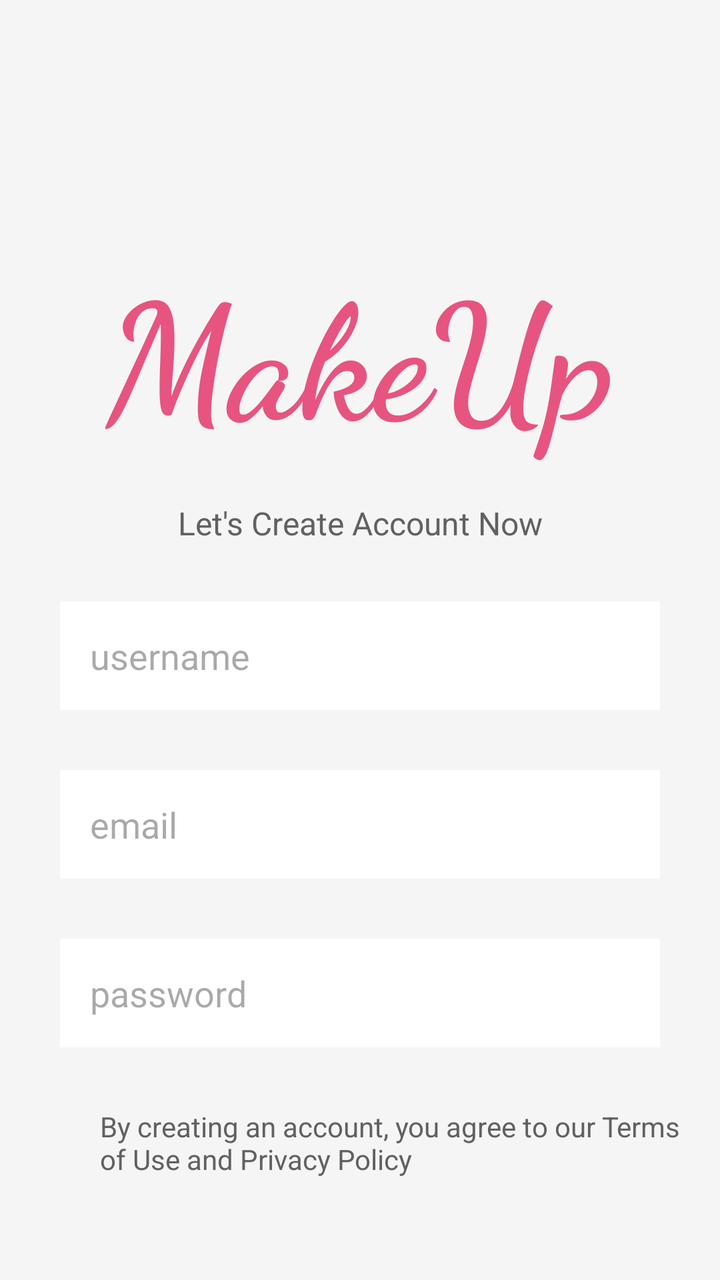
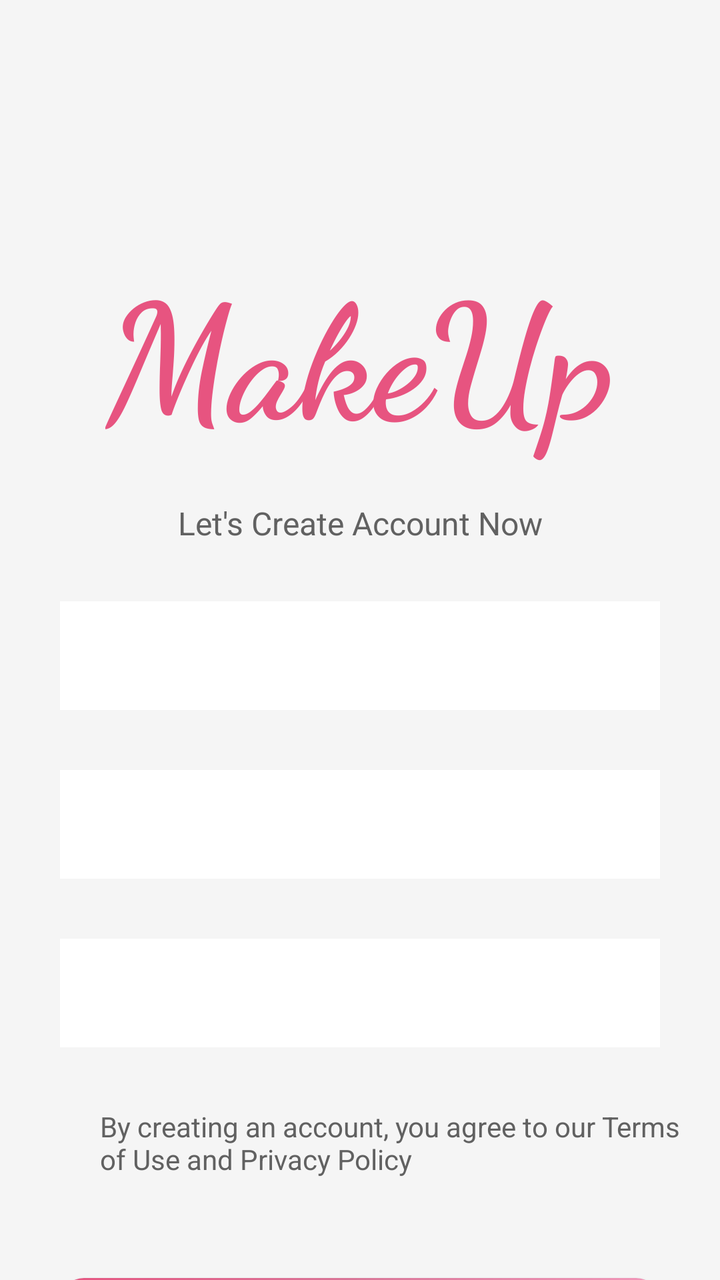

Before-and-after screenshots of an Android layout around one commit, followed by the original layout XML and the change that was made.
<!-- AndroidManifest.xml: application theme Theme.MakeupProject -->
<!-- res/layout/activity_signup.xml -->
<?xml version="1.0" encoding="utf-8"?>
<androidx.constraintlayout.widget.ConstraintLayout xmlns:android="http://schemas.android.com/apk/res/android"
    xmlns:app="http://schemas.android.com/apk/res-auto"
    xmlns:tools="http://schemas.android.com/tools"
    android:id="@+id/main"
    android:layout_width="match_parent"
    android:layout_height="match_parent"
    android:background="@color/gray_light"
    tools:context=".Signup">

    <TextView
        android:id="@+id/textView"
        android:layout_width="wrap_content"
        android:layout_height="wrap_content"
        android:layout_marginTop="120dp"
        android:fontFamily="cursive"
        android:text="MakeUp"
        android:textColor="@color/pink"
        android:textSize="80sp"
        android:textStyle="bold"
        app:layout_constraintEnd_toEndOf="parent"
        app:layout_constraintStart_toStartOf="parent"
        app:layout_constraintTop_toTopOf="parent" />

    <TextView
        android:id="@+id/textView2"
        android:layout_width="wrap_content"
        android:layout_height="wrap_content"
        android:text="Let's Create Account Now"
        android:textColor="@color/gray_dark"
        android:layout_marginTop="20dp"
        android:textSize="16sp"
        app:layout_constraintEnd_toEndOf="parent"
        app:layout_constraintStart_toStartOf="parent"
        app:layout_constraintTop_toBottomOf="@+id/textView" />


    <EditText
        android:id="@+id/user"
        android:layout_width="match_parent"
        android:layout_height="wrap_content"
        android:layout_marginTop="70dp"
        android:layout_marginRight="30dp"
        android:layout_marginLeft="30dp"
        android:background="@color/white"
        android:hint="username"
        android:textColor="@color/gray"
        android:textSize="18dp"
        android:padding="15dp"
        android:inputType="textPersonName"
        app:layout_constraintEnd_toEndOf="parent"
        app:layout_constraintStart_toStartOf="parent"
        app:layout_constraintTop_toBottomOf="@+id/textView" />

    <EditText
        android:id="@+id/emailtext"
        android:layout_width="match_parent"
        android:layout_height="wrap_content"
        android:background="@color/white"
        android:hint="email"
        android:inputType="textEmailAddress"
        android:padding="15dp"
        android:layout_marginRight="30dp"
        android:layout_marginLeft="30dp"
        android:layout_marginTop="30dp"
        android:textColor="@color/gray"
        android:textSize="18sp"
        app:layout_constraintTop_toBottomOf="@+id/user" />

    <EditText
        android:id="@+id/password"
        android:layout_width="match_parent"
        android:layout_height="wrap_content"
        android:background="@color/white"
        android:hint="password"
        android:inputType="textPassword"
        android:padding="15dp"
        android:layout_marginTop="30dp"
        android:layout_marginRight="30dp"
        android:layout_marginLeft="30dp"
        android:textColor="@color/gray"
        android:textSize="18sp"
        app:layout_constraintTop_toBottomOf="@+id/emailtext"
        tools:layout_editor_absoluteX="44dp" />

    <TextView
        android:id="@+id/textView3"
        android:layout_width="300dp"
        android:layout_height="wrap_content"
        android:layout_marginLeft="50dp"
        android:layout_marginTop="30dp"
        android:text="By creating an account, you agree to our Terms of Use and Privacy Policy"
        android:textColor="@color/gray_dark"
        android:textSize="14sp"
        app:layout_constraintStart_toStartOf="parent"
        app:layout_constraintTop_toBottomOf="@+id/password" />

    <Button
        android:id="@+id/button3"
        android:layout_width="match_parent"
        android:layout_height="wrap_content"
        android:backgroundTint="@color/pink"
        android:text="Cerate Account"
        android:textColor="@color/white"
        android:textSize="18dp"
        android:layout_marginTop="50dp"
        android:layout_marginLeft="30dp"
        android:layout_marginRight="30dp"
        app:layout_constraintTop_toBottomOf="@+id/textView3"
        tools:layout_editor_absoluteX="30dp" />

    <Button
        android:id="@+id/button4"
        android:layout_width="match_parent"
        android:layout_height="wrap_content"
        android:backgroundTint="@color/pink"
        android:text="Login"
        android:textColor="@color/white"
        android:textSize="18dp"
        android:layout_marginTop="30dp"
        android:layout_marginRight="30dp"
        android:layout_marginLeft="30dp"
        app:layout_constraintTop_toBottomOf="@+id/button3" />

</androidx.constraintlayout.widget.ConstraintLayout>
<!-- resources referenced by this layout -->
<resources>
  <color name="gray">#9E9E9E</color>
  <color name="gray_dark">#616161</color>
  <color name="gray_light">#F5F5F5</color>
  <color name="pink">#E75480</color>
  <color name="white">#FFFFFFFF</color>
  <style name="Theme.MakeupProject" parent="Base.Theme.MakeupProject" />
  <style name="Base.Theme.MakeupProject" parent="Theme.Material3.DayNight.NoActionBar">
          
          
      </style>
</resources>

<!-- the commit's change to res/layout/activity_signup.xml (unified diff, before → after) -->
@@ -99,7 +99,8 @@
         android:id="@+id/button3"
         android:layout_width="match_parent"
         android:layout_height="wrap_content"
-        android:backgroundTint="@color/pink"
+        android:background="@drawable/button"
+        android:textAllCaps="false"
         android:text="Cerate Account"
         android:textColor="@color/white"
         android:textSize="18dp"
@@ -113,7 +114,8 @@
         android:id="@+id/button4"
         android:layout_width="match_parent"
         android:layout_height="wrap_content"
-        android:backgroundTint="@color/pink"
+        android:background="@drawable/button"
+        android:textAllCaps="false"
         android:text="Login"
         android:textColor="@color/white"
         android:textSize="18dp"
<!-- resource entries referenced after the edit -->
@@ -5,8 +5,19 @@
   <color name="gray_light">#F5F5F5</color>
   <color name="pink">#E75480</color>
   <color name="white">#FFFFFFFF</color>
+  <!-- drawable button (drawable) -->
+  <?xml version="1.0" encoding="utf-8"?>
+  <shape xmlns:android="http://schemas.android.com/apk/res/android" >
+      <gradient
+          android:startColor="@color/pink"
+          android:centerColor="@color/pink3"
+          android:endColor="#F298BA"
+          android:angle="45" />
+      <corners android:radius="12dp" />
+  </shape>
   <style name="Theme.MakeupProject" parent="Base.Theme.MakeupProject" />
-  <style name="Base.Theme.MakeupProject" parent="Theme.Material3.DayNight.NoActionBar">
+  <color name="pink3">#D97698</color>
+  <style name="Base.Theme.MakeupProject" parent="Theme.AppCompat.NoActionBar">
           
           
       </style>
